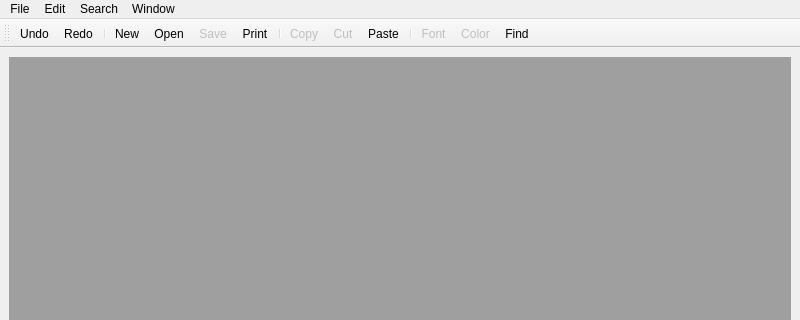
Old version of the form mainwindow.ui in the repository sablikj/rich-text-edit; both pictures show x 0 to 800 and y 0 to 320 of the 800 by 600 pixel window.
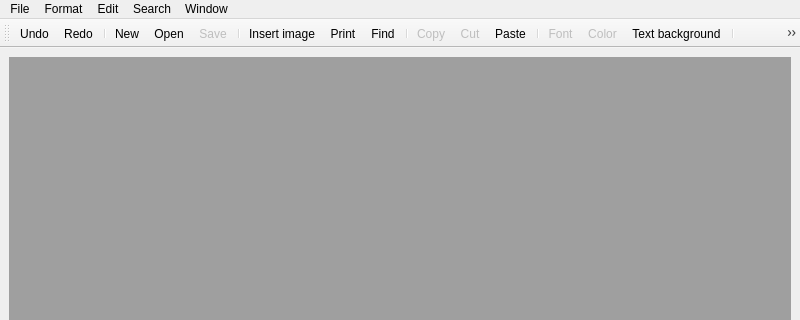
New version of the form. Icons and pictures are not drawn.

Commit message: Added text alignment, lists, image insert

```diff
--- a/mainwindow.ui
+++ b/mainwindow.ui
@@ -91,7 +91,21 @@
     <addaction name="separator"/>
     <addaction name="separator"/>
    </widget>
+   <widget class="QMenu" name="menuFormat">
+    <property name="title">
+     <string>Format</string>
+    </property>
+    <addaction name="actionAlign_left"/>
+    <addaction name="actionAlign_center"/>
+    <addaction name="actionAlign_right"/>
+    <addaction name="separator"/>
+    <addaction name="actionList_bullet"/>
+    <addaction name="actionList_numbered"/>
+    <addaction name="actionList_letter"/>
+    <addaction name="actionList_roman"/>
+   </widget>
    <addaction name="menuFile"/>
+   <addaction name="menuFormat"/>
    <addaction name="menuEdit"/>
    <addaction name="menuSearch"/>
    <addaction name="menuWindow"/>
@@ -116,7 +130,10 @@
    <addaction name="actionNew"/>
    <addaction name="actionOpen"/>
    <addaction name="actionSave"/>
+   <addaction name="separator"/>
+   <addaction name="actionInsert_image"/>
    <addaction name="actionPrint"/>
+   <addaction name="actionFind"/>
    <addaction name="separator"/>
    <addaction name="actionCopy"/>
    <addaction name="actionCut"/>
@@ -124,7 +141,16 @@
    <addaction name="separator"/>
    <addaction name="actionFont"/>
    <addaction name="actionColor"/>
-   <addaction name="actionFind"/>
+   <addaction name="actionBackground_Color"/>
+   <addaction name="separator"/>
+   <addaction name="actionAlign_left"/>
+   <addaction name="actionAlign_center"/>
+   <addaction name="actionAlign_right"/>
+   <addaction name="separator"/>
+   <addaction name="actionList_bullet"/>
+   <addaction name="actionList_numbered"/>
+   <addaction name="actionList_letter"/>
+   <addaction name="actionList_roman"/>
   </widget>
   <action name="actionNew">
    <property name="icon">
@@ -330,6 +356,81 @@
     <string>Replace</string>
    </property>
   </action>
+  <action name="actionAlign_left">
+   <property name="icon">
+    <iconset resource="resources.qrc">
+     <normaloff>:/images/align-left.png</normaloff>:/images/align-left.png</iconset>
+   </property>
+   <property name="text">
+    <string>Align left</string>
+   </property>
+  </action>
+  <action name="actionAlign_center">
+   <property name="icon">
+    <iconset resource="resources.qrc">
+     <normaloff>:/images/align-center.png</normaloff>:/images/align-center.png</iconset>
+   </property>
+   <property name="text">
+    <string>Align center</string>
+   </property>
+  </action>
+  <action name="actionAlign_right">
+   <property name="icon">
+    <iconset resource="resources.qrc">
+     <normaloff>:/images/align-right.png</normaloff>:/images/align-right.png</iconset>
+   </property>
+   <property name="text">
+    <string>Align right</string>
+   </property>
+   <property name="toolTip">
+    <string>Align right</string>
+   </property>
+  </action>
+  <action name="actionList_bullet">
+   <property name="icon">
+    <iconset resource="resources.qrc">
+     <normaloff>:/images/list_bullet.png</normaloff>:/images/list_bullet.png</iconset>
+   </property>
+   <property name="text">
+    <string>Bullet list</string>
+   </property>
+  </action>
+  <action name="actionList_numbered">
+   <property name="icon">
+    <iconset resource="resources.qrc">
+     <normaloff>:/images/list_numbered.png</normaloff>:/images/list_numbered.png</iconset>
+   </property>
+   <property name="text">
+    <string>Numbered list</string>
+   </property>
+  </action>
+  <action name="actionList_letter">
+   <property name="icon">
+    <iconset resource="resources.qrc">
+     <normaloff>:/images/list_letter.png</normaloff>:/images/list_letter.png</iconset>
+   </property>
+   <property name="text">
+    <string>Letter list</string>
+   </property>
+  </action>
+  <action name="actionList_roman">
+   <property name="icon">
+    <iconset resource="resources.qrc">
+     <normaloff>:/images/list_roman.png</normaloff>:/images/list_roman.png</iconset>
+   </property>
+   <property name="text">
+    <string>Roman list</string>
+   </property>
+  </action>
+  <action name="actionInsert_image">
+   <property name="icon">
+    <iconset resource="resources.qrc">
+     <normaloff>:/images/insert_image.png</normaloff>:/images/insert_image.png</iconset>
+   </property>
+   <property name="text">
+    <string>Insert image</string>
+   </property>
+  </action>
  </widget>
  <resources>
   <include location="resources.qrc"/>
```
Left out of the diff: 9 changed lines with no effect on the pictures. The commit also changes 17 other files.
